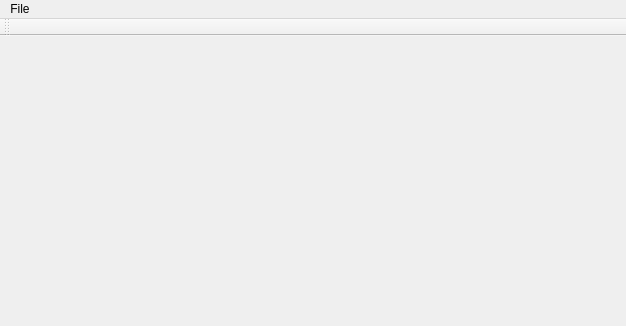
aluex/kanade, file mainwindow.ui: the form before one commit; both pictures show x 0 to 626 and y 0 to 326 of the 626 by 472 pixel window.
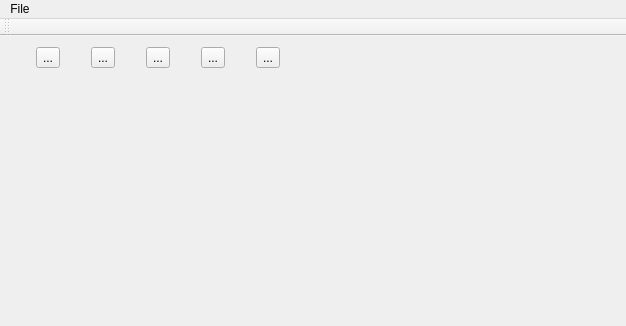
The form after the commit. Custom widgets are drawn as their Qt base class.

Patch:
```diff
--- a/mainwindow.ui
+++ b/mainwindow.ui
@@ -16,47 +16,69 @@
   <widget class="QWidget" name="centralWidget">
    <layout class="QGridLayout" name="gridLayout">
     <item row="0" column="0">
-     <layout class="QHBoxLayout" name="horizontalLayout" stretch="0">
-      <property name="spacing">
-       <number>30</number>
-      </property>
-      <property name="sizeConstraint">
-       <enum>QLayout::SetMinimumSize</enum>
-      </property>
-      <property name="leftMargin">
-       <number>10</number>
-      </property>
-      <property name="topMargin">
-       <number>10</number>
-      </property>
-      <property name="rightMargin">
-       <number>30</number>
-      </property>
-      <property name="bottomMargin">
-       <number>30</number>
-      </property>
+     <layout class="QHBoxLayout" name="horizontalLayout">
       <item>
-       <layout class="QVBoxLayout" name="verticalLayout" stretch="">
-        <property name="spacing">
-         <number>30</number>
-        </property>
-        <property name="sizeConstraint">
-         <enum>QLayout::SetMinimumSize</enum>
-        </property>
-        <property name="leftMargin">
-         <number>10</number>
-        </property>
-        <property name="topMargin">
-         <number>10</number>
-        </property>
-        <property name="rightMargin">
-         <number>30</number>
-        </property>
-        <property name="bottomMargin">
-         <number>30</number>
-        </property>
+       <layout class="QVBoxLayout" name="verticalLayout">
+        <item>
+         <layout class="QHBoxLayout" name="horizontalLayout_2">
+          <item>
+           <widget class="QToolButton" name="toolButton_2">
+            <property name="text">
+             <string>...</string>
+            </property>
+           </widget>
+          </item>
+          <item>
+           <widget class="QToolButton" name="toolButton">
+            <property name="text">
+             <string>...</string>
+            </property>
+           </widget>
+          </item>
+          <item>
+           <widget class="QToolButton" name="toolButton_5">
+            <property name="text">
+             <string>...</string>
+            </property>
+           </widget>
+          </item>
+          <item>
+           <widget class="QToolButton" name="toolButton_3">
+            <property name="text">
+             <string>...</string>
+            </property>
+           </widget>
+          </item>
+          <item>
+           <widget class="QToolButton" name="toolButton_4">
+            <property name="text">
+             <string>...</string>
+            </property>
+           </widget>
+          </item>
+         </layout>
+        </item>
+        <item>
+         <widget class="Color_Wheel" name="widget" native="true"/>
+        </item>
+        <item>
+         <spacer name="verticalSpacer">
+          <property name="orientation">
+           <enum>Qt::Vertical</enum>
+          </property>
+          <property name="sizeHint" stdset="0">
+           <size>
+            <width>20</width>
+            <height>40</height>
+           </size>
+          </property>
+         </spacer>
+        </item>
        </layout>
       </item>
+      <item>
+       <widget class="Kanade" name="widget_2" native="true"/>
+      </item>
      </layout>
     </item>
    </layout>
@@ -67,7 +89,7 @@
      <x>0</x>
      <y>0</y>
      <width>626</width>
-     <height>23</height>
+     <height>22</height>
     </rect>
    </property>
    <widget class="QMenu" name="menuFile">
@@ -95,6 +117,20 @@
   </action>
  </widget>
  <layoutdefault spacing="6" margin="11"/>
+ <customwidgets>
+  <customwidget>
+   <class>Kanade</class>
+   <extends>QWidget</extends>
+   <header location="global">kanade.h</header>
+   <container>1</container>
+  </customwidget>
+  <customwidget>
+   <class>Color_Wheel</class>
+   <extends>QWidget</extends>
+   <header>color_wheel.h</header>
+   <container>1</container>
+  </customwidget>
+ </customwidgets>
  <resources/>
  <connections/>
 </ui>
```
